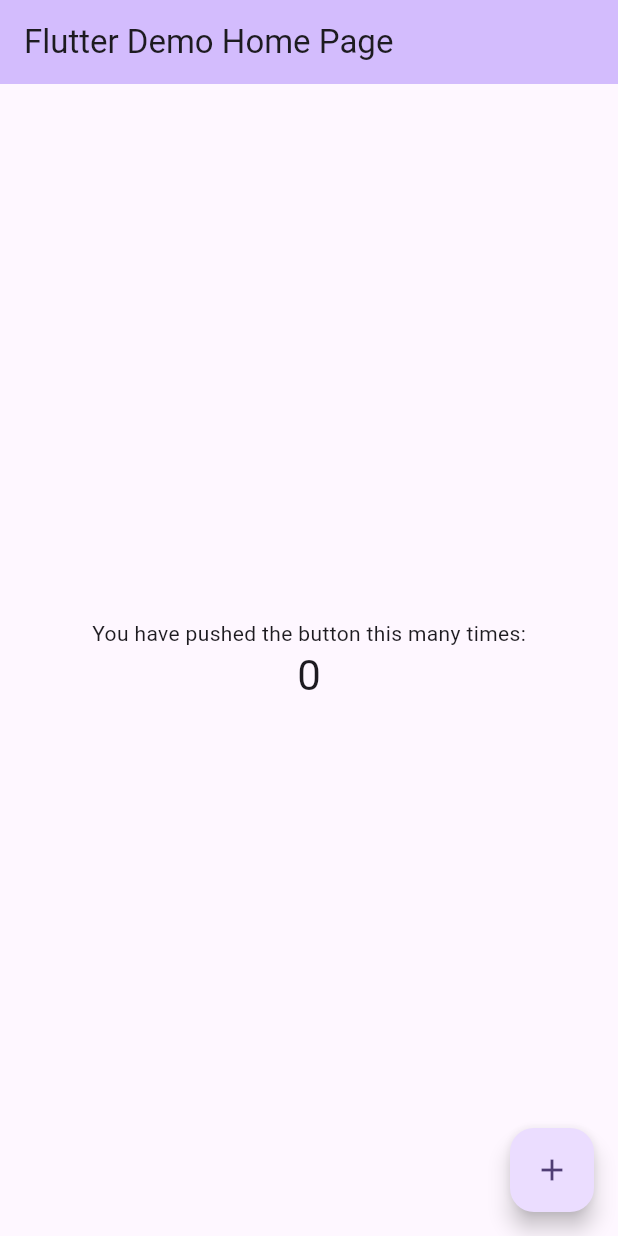
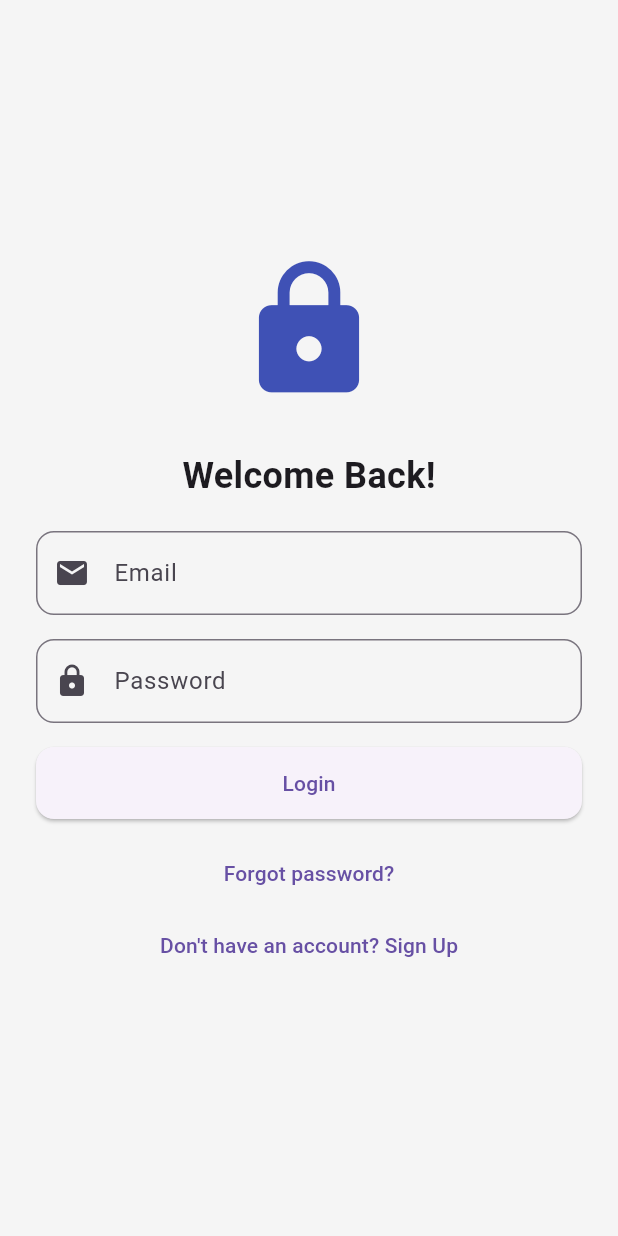
Before and after one commit to agahii/slcloudapppro, a Flutter app: the screen it shows after launch, on a phone screen of 412 x 824 dp. Run offline on Flutter 3.47's test engine with Material 3 defaults, Android fonts, the phone set to English and light mode, and no system bars.

Commit message:
Login and home screen

```diff
--- /dev/null
+++ b/lib/home_screen.dart
@@ -0,0 +1,12 @@
+import 'package:flutter/material.dart';
+
+class HomeScreen extends StatelessWidget {
+  @override
+  Widget build(BuildContext context) {
+    return Scaffold(
+      appBar: AppBar(title: Text('Home')),
+      drawer: Drawer(),
+      body: Center(child: Text('Home Screen')),
+    );
+  }
+}
--- /dev/null
+++ b/lib/login_screen.dart
@@ -0,0 +1,74 @@
+import 'package:flutter/material.dart';
+
+class LoginScreen extends StatelessWidget {
+  final TextEditingController emailController = TextEditingController();
+  final TextEditingController passwordController = TextEditingController();
+
+  @override
+  Widget build(BuildContext context) {
+    return Scaffold(
+      backgroundColor: Colors.grey[100],
+      body: Center(
+        child: SingleChildScrollView(
+          padding: const EdgeInsets.symmetric(horizontal: 24.0),
+          child: Column(
+            mainAxisAlignment: MainAxisAlignment.center,
+            children: [
+              Icon(Icons.lock, size: 100, color: Colors.indigo),
+              const SizedBox(height: 30),
+              Text(
+                'Welcome Back!',
+                style: TextStyle(fontSize: 24, fontWeight: FontWeight.bold),
+              ),
+              const SizedBox(height: 20),
+              TextField(
+                controller: emailController,
+                decoration: InputDecoration(
+                  labelText: 'Email',
+                  prefixIcon: Icon(Icons.email),
+                  border: OutlineInputBorder(borderRadius: BorderRadius.circular(12)),
+                ),
+              ),
+              const SizedBox(height: 16),
+              TextField(
+                controller: passwordController,
+                obscureText: true,
+                decoration: InputDecoration(
+                  labelText: 'Password',
+                  prefixIcon: Icon(Icons.lock),
+                  border: OutlineInputBorder(borderRadius: BorderRadius.circular(12)),
+                ),
+              ),
+              const SizedBox(height: 16),
+              SizedBox(
+                width: double.infinity,
+                child: ElevatedButton(
+                  style: ElevatedButton.styleFrom(
+                    padding: const EdgeInsets.symmetric(vertical: 14),
+                    shape: RoundedRectangleBorder(
+                      borderRadius: BorderRadius.circular(12),
+                    ),
+                  ),
+                  onPressed: () {
+                    // In next step, we'll go to HomeScreen with drawer
+                    Navigator.pushReplacementNamed(context, '/home');
+                  },
+                  child: Text('Login'),
+                ),
+              ),
+              const SizedBox(height: 12),
+              TextButton(
+                onPressed: () {},
+                child: Text('Forgot password?'),
+              ),
+              TextButton(
+                onPressed: () {},
+                child: Text("Don't have an account? Sign Up"),
+              ),
+            ],
+          ),
+        ),
+      ),
+    );
+  }
+}
--- a/lib/main.dart
+++ b/lib/main.dart
@@ -1,122 +1,23 @@
 import 'package:flutter/material.dart';
+import 'login_screen.dart';
+import 'home_screen.dart'; // We’ll create this next
 
 void main() {
-  runApp(const MyApp());
+  runApp(MyApp());
 }
 
 class MyApp extends StatelessWidget {
-  const MyApp({super.key});
-
-  // This widget is the root of your application.
   @override
   Widget build(BuildContext context) {
     return MaterialApp(
-      title: 'Flutter Demo',
-      theme: ThemeData(
-        // This is the theme of your application.
-        //
-        // TRY THIS: Try running your application with "flutter run". You'll see
-        // the application has a purple toolbar. Then, without quitting the app,
-        // try changing the seedColor in the colorScheme below to Colors.green
-        // and then invoke "hot reload" (save your changes or press the "hot
-        // reload" button in a Flutter-supported IDE, or press "r" if you used
-        // the command line to start the app).
-        //
-        // Notice that the counter didn't reset back to zero; the application
-        // state is not lost during the reload. To reset the state, use hot
-        // restart instead.
-        //
-        // This works for code too, not just values: Most code changes can be
-        // tested with just a hot reload.
-        colorScheme: ColorScheme.fromSeed(seedColor: Colors.deepPurple),
-      ),
-      home: const MyHomePage(title: 'Flutter Demo Home Page'),
+      title: 'Cool Login Drawer App',
+      debugShowCheckedModeBanner: false,
+      theme: ThemeData(primarySwatch: Colors.indigo),
+      initialRoute: '/',
+      routes: {
+        '/': (context) => LoginScreen(),
+        '/home': (context) => HomeScreen(), // Placeholder
+      },
     );
   }
 }
-
-class MyHomePage extends StatefulWidget {
-  const MyHomePage({super.key, required this.title});
-
-  // This widget is the home page of your application. It is stateful, meaning
-  // that it has a State object (defined below) that contains fields that affect
-  // how it looks.
-
-  // This class is the configuration for the state. It holds the values (in this
-  // case the title) provided by the parent (in this case the App widget) and
-  // used by the build method of the State. Fields in a Widget subclass are
-  // always marked "final".
-
-  final String title;
-
-  @override
-  State<MyHomePage> createState() => _MyHomePageState();
-}
-
-class _MyHomePageState extends State<MyHomePage> {
-  int _counter = 0;
-
-  void _incrementCounter() {
-    setState(() {
-      // This call to setState tells the Flutter framework that something has
-      // changed in this State, which causes it to rerun the build method below
-      // so that the display can reflect the updated values. If we changed
-      // _counter without calling setState(), then the build method would not be
-      // called again, and so nothing would appear to happen.
-      _counter++;
-    });
-  }
-
-  @override
-  Widget build(BuildContext context) {
-    // This method is rerun every time setState is called, for instance as done
-    // by the _incrementCounter method above.
-    //
-    // The Flutter framework has been optimized to make rerunning build methods
-    // fast, so that you can just rebuild anything that needs updating rather
-    // than having to individually change instances of widgets.
-    return Scaffold(
-      appBar: AppBar(
-        // TRY THIS: Try changing the color here to a specific color (to
-        // Colors.amber, perhaps?) and trigger a hot reload to see the AppBar
-        // change color while the other colors stay the same.
-        backgroundColor: Theme.of(context).colorScheme.inversePrimary,
-        // Here we take the value from the MyHomePage object that was created by
-        // the App.build method, and use it to set our appbar title.
-        title: Text(widget.title),
-      ),
-      body: Center(
-        // Center is a layout widget. It takes a single child and positions it
-        // in the middle of the parent.
-        child: Column(
-          // Column is also a layout widget. It takes a list of children and
-          // arranges them vertically. By default, it sizes itself to fit its
-          // children horizontally, and tries to be as tall as its parent.
-          //
-          // Column has various properties to control how it sizes itself and
-          // how it positions its children. Here we use mainAxisAlignment to
-          // center the children vertically; the main axis here is the vertical
-          // axis because Columns are vertical (the cross axis would be
-          // horizontal).
-          //
-          // TRY THIS: Invoke "debug painting" (choose the "Toggle Debug Paint"
-          // action in the IDE, or press "p" in the console), to see the
-          // wireframe for each widget.
-          mainAxisAlignment: MainAxisAlignment.center,
-          children: <Widget>[
-            const Text('You have pushed the button this many times:'),
-            Text(
-              '$_counter',
-              style: Theme.of(context).textTheme.headlineMedium,
-            ),
-          ],
-        ),
-      ),
-      floatingActionButton: FloatingActionButton(
-        onPressed: _incrementCounter,
-        tooltip: 'Increment',
-        child: const Icon(Icons.add),
-      ), // This trailing comma makes auto-formatting nicer for build methods.
-    );
-  }
-}
```
Also changed, not shown: 1 other file.
